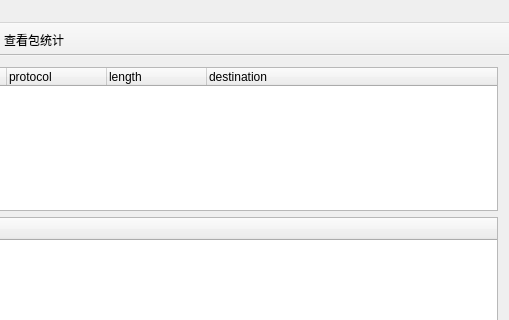
Before: the Qt Designer form mainwindow.ui in you-n-g/qt_pcap, drawn with Qt 5; both pictures show x 205 to 714 and y 0 to 320 of the 714 by 401 pixel window.
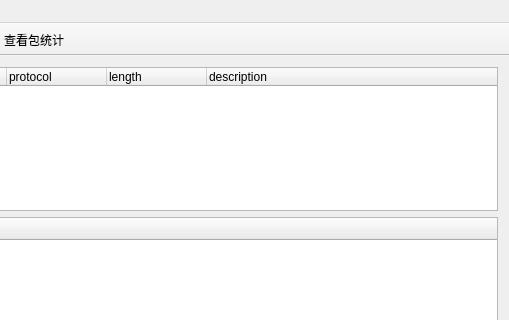
After: the same form once the commit is applied. Custom widgets are drawn as their Qt base class.

```diff
--- a/mainwindow.ui
+++ b/mainwindow.ui
@@ -45,7 +45,7 @@
       </column>
       <column>
        <property name="text">
-        <string>destination</string>
+        <string>description</string>
        </property>
       </column>
      </widget>
```
